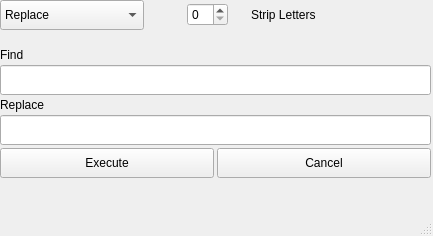
The window that Projects/HacknSlash/python/ui/rename_tools.ui (neilberard/Python-Projects) describes before a commit, drawn with Qt 5.
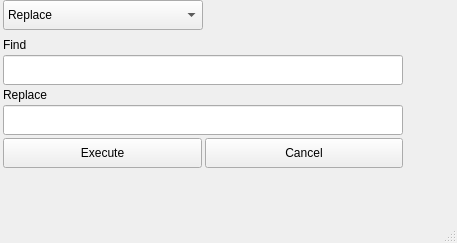
The same window after the commit.

```diff
--- a/Projects/HacknSlash/python/ui/rename_tools.ui
+++ b/Projects/HacknSlash/python/ui/rename_tools.ui
@@ -6,12 +6,12 @@
    <rect>
     <x>0</x>
     <y>0</y>
-    <width>433</width>
-    <height>236</height>
+    <width>457</width>
+    <height>243</height>
    </rect>
   </property>
   <property name="sizePolicy">
-   <sizepolicy hsizetype="Expanding" vsizetype="Expanding">
+   <sizepolicy hsizetype="Preferred" vsizetype="Preferred">
     <horstretch>0</horstretch>
     <verstretch>0</verstretch>
    </sizepolicy>
@@ -25,16 +25,25 @@
      <rect>
       <x>0</x>
       <y>0</y>
-      <width>431</width>
-      <height>194</height>
+      <width>456</width>
+      <height>199</height>
      </rect>
     </property>
-    <layout class="QVBoxLayout" name="verticalLayout_3" stretch="0,0,0,0,0,0,0,0">
+    <layout class="QVBoxLayout" name="vlayout" stretch="0,0,0,0,0,0,0">
      <property name="spacing">
       <number>3</number>
      </property>
      <property name="sizeConstraint">
-      <enum>QLayout::SetNoConstraint</enum>
+      <enum>QLayout::SetFixedSize</enum>
+     </property>
+     <property name="leftMargin">
+      <number>3</number>
+     </property>
+     <property name="rightMargin">
+      <number>3</number>
+     </property>
+     <property name="bottomMargin">
+      <number>25</number>
      </property>
      <item>
       <layout class="QHBoxLayout" name="horizontalLayout_4">
@@ -93,50 +102,11 @@
           <enum>Qt::Horizontal</enum>
          </property>
          <property name="sizeType">
-          <enum>QSizePolicy::Minimum</enum>
+          <enum>QSizePolicy::Maximum</enum>
          </property>
          <property name="sizeHint" stdset="0">
           <size>
-           <width>40</width>
-           <height>20</height>
-          </size>
-         </property>
-        </spacer>
-       </item>
-       <item>
-        <widget class="QSpinBox" name="cbx_strip_letters"/>
-       </item>
-       <item>
-        <spacer name="horizontalSpacer_3">
-         <property name="orientation">
-          <enum>Qt::Horizontal</enum>
-         </property>
-         <property name="sizeType">
-          <enum>QSizePolicy::Minimum</enum>
-         </property>
-         <property name="sizeHint" stdset="0">
-          <size>
-           <width>20</width>
-           <height>20</height>
-          </size>
-         </property>
-        </spacer>
-       </item>
-       <item>
-        <widget class="QLabel" name="lbl_strip_letters">
-         <property name="text">
-          <string>Strip Letters</string>
-         </property>
-        </widget>
-       </item>
-       <item>
-        <spacer name="horizontalSpacer_2">
-         <property name="orientation">
-          <enum>Qt::Horizontal</enum>
-         </property>
-         <property name="sizeHint" stdset="0">
-          <size>
-           <width>40</width>
+           <width>200</width>
            <height>20</height>
           </size>
          </property>
@@ -149,16 +119,22 @@
        <property name="orientation">
         <enum>Qt::Vertical</enum>
        </property>
+       <property name="sizeType">
+        <enum>QSizePolicy::Fixed</enum>
+       </property>
        <property name="sizeHint" stdset="0">
         <size>
          <width>20</width>
-         <height>40</height>
+         <height>5</height>
         </size>
        </property>
       </spacer>
      </item>
      <item>
       <widget class="QLabel" name="lbl_find">
+       <property name="layoutDirection">
+        <enum>Qt::RightToLeft</enum>
+       </property>
        <property name="text">
         <string>Find</string>
        </property>
@@ -167,14 +143,14 @@
      <item>
       <widget class="QLineEdit" name="ln_find">
        <property name="sizePolicy">
-        <sizepolicy hsizetype="Expanding" vsizetype="Preferred">
+        <sizepolicy hsizetype="Preferred" vsizetype="Preferred">
          <horstretch>0</horstretch>
          <verstretch>0</verstretch>
         </sizepolicy>
        </property>
        <property name="minimumSize">
         <size>
-         <width>0</width>
+         <width>400</width>
          <height>30</height>
         </size>
        </property>
@@ -182,6 +158,12 @@
      </item>
      <item>
       <widget class="QLabel" name="lbl_replace">
+       <property name="layoutDirection">
+        <enum>Qt::RightToLeft</enum>
+       </property>
+       <property name="autoFillBackground">
+        <bool>false</bool>
+       </property>
        <property name="text">
         <string>Replace</string>
        </property>
@@ -190,14 +172,14 @@
      <item>
       <widget class="QLineEdit" name="ln_replace">
        <property name="sizePolicy">
-        <sizepolicy hsizetype="Expanding" vsizetype="Preferred">
+        <sizepolicy hsizetype="Preferred" vsizetype="Preferred">
          <horstretch>0</horstretch>
          <verstretch>0</verstretch>
         </sizepolicy>
        </property>
        <property name="minimumSize">
         <size>
-         <width>0</width>
+         <width>400</width>
          <height>30</height>
         </size>
        </property>
@@ -245,19 +227,6 @@
        </item>
       </layout>
      </item>
-     <item>
-      <spacer name="verticalSpacer">
-       <property name="orientation">
-        <enum>Qt::Vertical</enum>
-       </property>
-       <property name="sizeHint" stdset="0">
-        <size>
-         <width>20</width>
-         <height>40</height>
-        </size>
-       </property>
-      </spacer>
-     </item>
     </layout>
    </widget>
   </widget>
```
Left out of the diff: 17 changed lines with no effect on the pictures.
